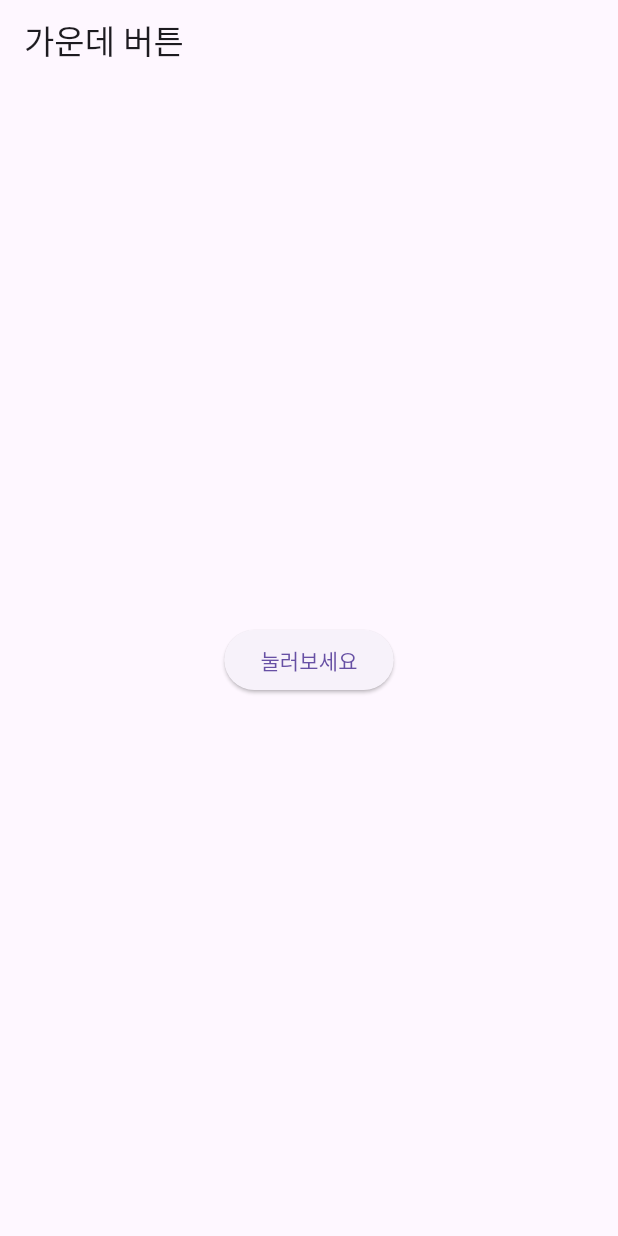
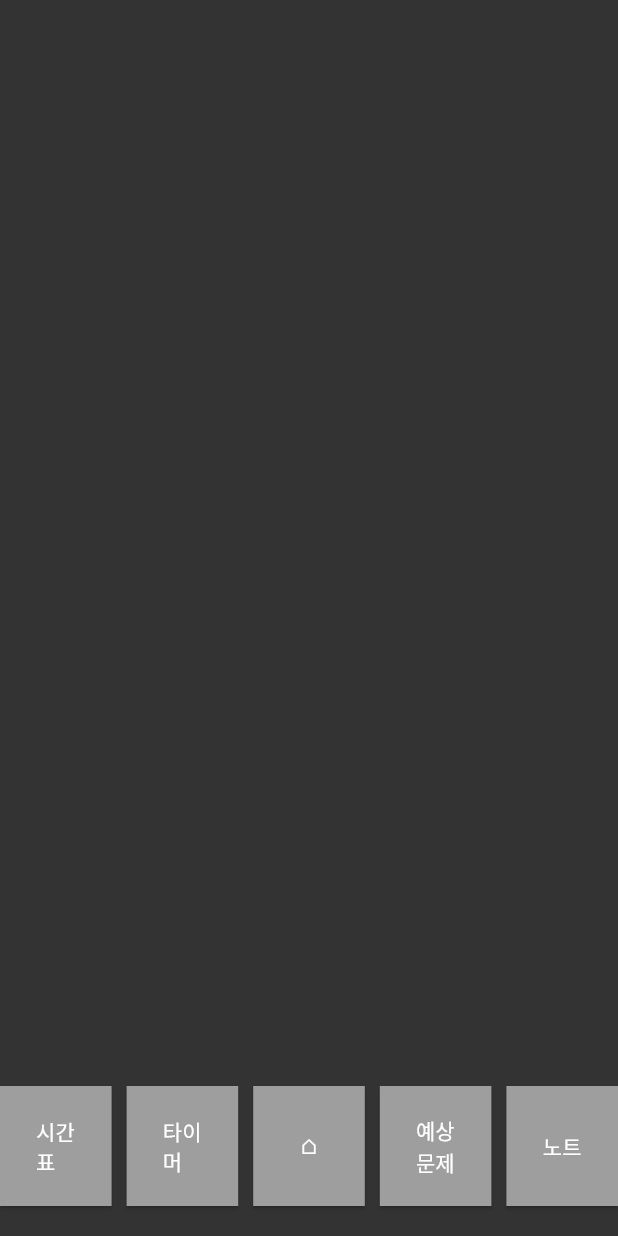
Before and after one commit to Choijae1001/dandae_project, a Flutter app: the screen it shows after launch, on a phone screen of 412 x 824 dp. Run offline on Flutter 3.47's test engine with Material 3 defaults, Android fonts, the phone set to English and light mode, and no system bars.

Commit message:
첫 커밋

```diff
--- a/lib/main.dart
+++ b/lib/main.dart
@@ -8,30 +8,314 @@ class MyApp extends StatelessWidget {
 @override
 Widget build(BuildContext context) {
 return MaterialApp(
-      title: '가운데 버튼 예제',
-      home: HomeScreen(),
+title: '화면 하단 버튼 예시',
+theme: ThemeData(
+primarySwatch: Colors.blue,
+),
+home: MyHomePage(),
 );
 }
 }
 
-class HomeScreen extends StatelessWidget {
+class MyHomePage extends StatelessWidget {
 @override
 Widget build(BuildContext context) {
 return Scaffold(
+backgroundColor: Color(0xFF333333), // 연한 검은색 배경 (어두운 회색)
 appBar: AppBar(
-        title: Text('가운데 버튼'),
+backgroundColor: Color(0xFF333333), // AppBar 배경색도 연한 검은색
+),
+body: Column(
+mainAxisAlignment: MainAxisAlignment.end, // 화면 하단에 배치
+children: <Widget>[
+// 수평으로 배치된 버튼들
+Row(
+mainAxisAlignment: MainAxisAlignment.center, // 버튼들을 중앙에 배치
+children: <Widget>[
+Expanded(
+child: ElevatedButton(
+onPressed: () {
+// '시간표' 버튼 클릭 시 TimeTablePage로 이동
+Navigator.push(
+context,
+MaterialPageRoute(builder: (context) => TimeTablePage()),
+);
+},
+child: Text(
+'시간표',
+style: TextStyle(color: Colors.white), // 글자 색을 하얀색으로 설정
+),
+style: ElevatedButton.styleFrom(
+backgroundColor: Colors.grey, // 버튼 배경색을 회색으로 설정
+minimumSize: Size(double.infinity, 80),  // 버튼 높이를 80으로 설정
+shape: RoundedRectangleBorder(
+borderRadius: BorderRadius.zero,  // 직각 모서리
+),
+),
+),
+),
+SizedBox(width: 10),  // 버튼 간의 간격
+Expanded(
+child: ElevatedButton(
+onPressed: () {
+print('타이머 버튼 클릭');
+Navigator.push(
+context,
+MaterialPageRoute(builder: (context) => TimerPage()),
+);
+},
+child: Text(
+'타이머',
+style: TextStyle(color: Colors.white),
+),
+style: ElevatedButton.styleFrom(
+backgroundColor: Colors.grey,
+minimumSize: Size(double.infinity, 80),
+shape: RoundedRectangleBorder(
+borderRadius: BorderRadius.zero,
+),
+),
+),
+),
+SizedBox(width: 10),
+Expanded(
+child: ElevatedButton(
+onPressed: () {
+print('⌂ 버튼 클릭');
+Navigator.push(
+context,
+MaterialPageRoute(builder: (context) => HomePage()),
+);
+},
+child: Text(
+'⌂',
+style: TextStyle(color: Colors.white),
+),
+style: ElevatedButton.styleFrom(
+backgroundColor: Colors.grey,
+minimumSize: Size(double.infinity, 80),
+shape: RoundedRectangleBorder(
+borderRadius: BorderRadius.zero,
+),
+),
+),
+),
+SizedBox(width: 10),
+Expanded(
+child: ElevatedButton(
+onPressed: () {
+print('예상 문제 버튼 클릭');
+Navigator.push(
+context,
+MaterialPageRoute(builder: (context) => ExpectedProblemPage()),
+);
+},
+child: Text(
+'예상 문제',
+style: TextStyle(color: Colors.white),
+),
+style: ElevatedButton.styleFrom(
+backgroundColor: Colors.grey,
+minimumSize: Size(double.infinity, 80),
+shape: RoundedRectangleBorder(
+borderRadius: BorderRadius.zero,
+),
+),
+),
+),
+SizedBox(width: 10),
+Expanded(
+child: ElevatedButton(
+onPressed: () {
+print('노트 버튼 클릭');
+Navigator.push(
+context,
+MaterialPageRoute(builder: (context) => NotesPage()),
+);
+},
+child: Text(
+'노트',
+style: TextStyle(color: Colors.white),
+),
+style: ElevatedButton.styleFrom(
+backgroundColor: Colors.grey,
+minimumSize: Size(double.infinity, 80),
+shape: RoundedRectangleBorder(
+borderRadius: BorderRadius.zero,
+),
+),
+),
+),
+],
+),
+SizedBox(height: 20),
+],
+),
+);
+}
+}
+
+// '시간표' 버튼 클릭 시 이동하는 화면
+class TimeTablePage extends StatelessWidget {
+@override
+Widget build(BuildContext context) {
+return Scaffold(
+backgroundColor: Color(0xFF333333),
+appBar: AppBar(
+title: Text('시간표 화면'),
+backgroundColor: Color(0xFF333333),
 ),
 body: Center(
 child: ElevatedButton(
 onPressed: () {
-            // 버튼을 눌렀을 때 동작
-            ScaffoldMessenger.of(context).showSnackBar(
-              SnackBar(content: Text('버튼이 눌렸습니다!')),
-            );
+// '뒤로가기' 버튼 클릭 시 원래 화면으로 돌아가기
+Navigator.pop(context);
 },
-          child: Text('눌러보세요'),
+child: Text(
+'원래 화면으로 돌아가기',
+style: TextStyle(color: Colors.white),
+),
+style: ElevatedButton.styleFrom(
+backgroundColor: Colors.grey,
+minimumSize: Size(200, 50),
+shape: RoundedRectangleBorder(
+borderRadius: BorderRadius.zero,
+),
+),
 ),
 ),
 );
 }
 }
+
+// '타이머' 버튼 클릭 시 이동하는 화면
+class TimerPage extends StatelessWidget {
+@override
+Widget build(BuildContext context) {
+return Scaffold(
+backgroundColor: Color(0xFF333333),
+appBar: AppBar(
+title: Text('타이머 화면'),
+backgroundColor: Color(0xFF333333),
+),
+body: Center(
+child: ElevatedButton(
+onPressed: () {
+// '뒤로가기' 버튼 클릭 시 원래 화면으로 돌아가기
+Navigator.pop(context);
+},
+child: Text(
+'원래 화면으로 돌아가기',
+style: TextStyle(color: Colors.white),
+),
+style: ElevatedButton.styleFrom(
+backgroundColor: Colors.grey,
+minimumSize: Size(200, 50),
+shape: RoundedRectangleBorder(
+borderRadius: BorderRadius.zero,
+),
+),
+),
+),
+);
+}
+}
+
+// '홈' 버튼 클릭 시 이동하는 화면
+class HomePage extends StatelessWidget {
+@override
+Widget build(BuildContext context) {
+return Scaffold(
+backgroundColor: Color(0xFF333333),
+appBar: AppBar(
+title: Text('홈 화면'),
+backgroundColor: Color(0xFF333333),
+),
+body: Center(
+child: ElevatedButton(
+onPressed: () {
+// '뒤로가기' 버튼 클릭 시 원래 화면으로 돌아가기
+Navigator.pop(context);
+},
+child: Text(
+'원래 화면으로 돌아가기',
+style: TextStyle(color: Colors.white),
+),
+style: ElevatedButton.styleFrom(
+backgroundColor: Colors.grey,
+minimumSize: Size(200, 50),
+shape: RoundedRectangleBorder(
+borderRadius: BorderRadius.zero,
+),
+),
+),
+),
+);
+}
+}
+
+// '예상 문제' 버튼 클릭 시 이동하는 화면
+class ExpectedProblemPage extends StatelessWidget {
+@override
+Widget build(BuildContext context) {
+return Scaffold(
+backgroundColor: Color(0xFF333333),
+appBar: AppBar(
+title: Text('예상 문제 화면'),
+backgroundColor: Color(0xFF333333),
+),
+body: Center(
+child: ElevatedButton(
+onPressed: () {
+// '뒤로가기' 버튼 클릭 시 원래 화면으로 돌아가기
+Navigator.pop(context);
+},
+child: Text(
+'원래 화면으로 돌아가기',
+style: TextStyle(color: Colors.white),
+),
+style: ElevatedButton.styleFrom(
+backgroundColor: Colors.grey,
+minimumSize: Size(200, 50),
+shape: RoundedRectangleBorder(
+borderRadius: BorderRadius.zero,
+),
+),
+),
+),
+);
+}
+}
+
+// '노트' 버튼 클릭 시 이동하는 화면
+class NotesPage extends StatelessWidget {
+@override
+Widget build(BuildContext context) {
+return Scaffold(
+backgroundColor: Color(0xFF333333),
+appBar: AppBar(
+title: Text('노트 화면'),
+backgroundColor: Color(0xFF333333),
+),
+body: Center(
+child: ElevatedButton(
+onPressed: () {
+// '뒤로가기' 버튼 클릭 시 원래 화면으로 돌아가기
+Navigator.pop(context);
+},
+child: Text(
+'원래 화면으로 돌아가기',
+style: TextStyle(color: Colors.white),
+),
+style: ElevatedButton.styleFrom(
+backgroundColor: Colors.grey,
+minimumSize: Size(200, 50),
+shape: RoundedRectangleBorder(
+borderRadius: BorderRadius.zero,
+),
+),
+),
+),
+);
+}
+}
```
Lines whose indentation alone changed are shown as unchanged.
